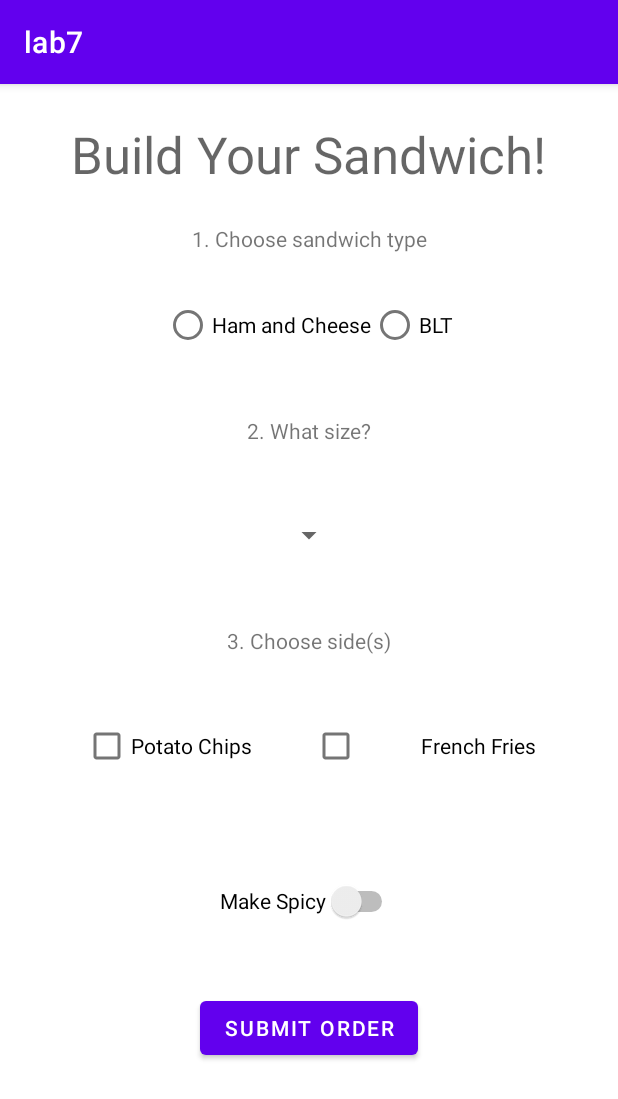
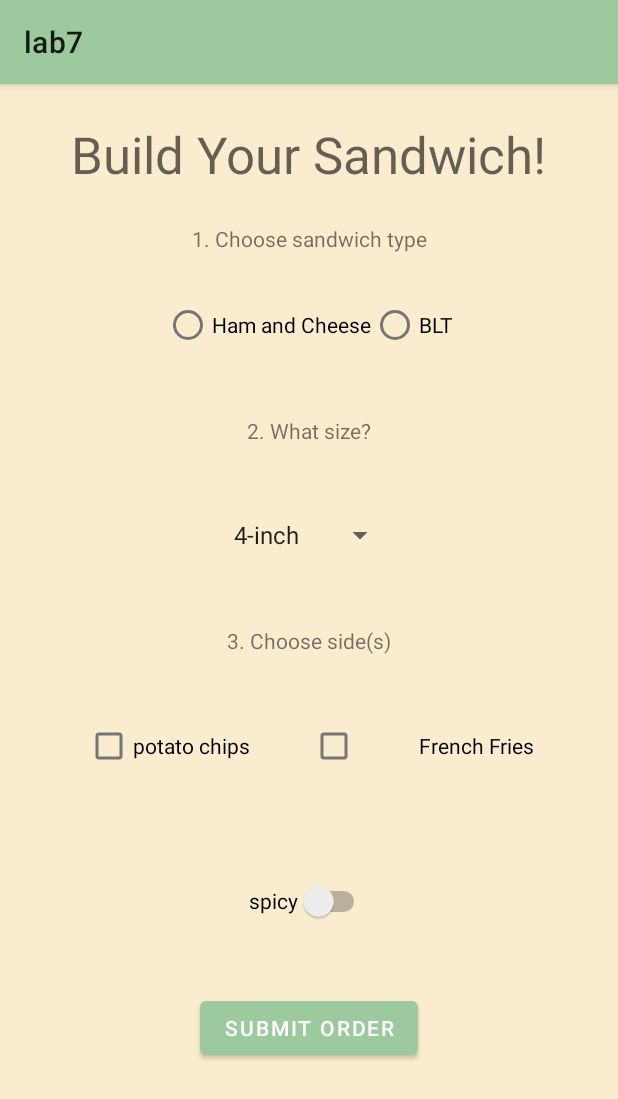
Before and after one commit to grace525/MAD-GraceGeer, an Android app: the screen it shows after launch (MainActivity), on a phone screen of 412 x 824 dp. Shown: the top 1099 px of the screen. Run offline under Robolectric (Android 15) with nearby library versions, the phone set to English and light mode, and no system bars.

Commit message:
Add files via upload

```diff
--- a/lab7/app/src/main/AndroidManifest.xml
+++ b/lab7/app/src/main/AndroidManifest.xml
@@ -8,7 +8,7 @@
         android:label="@string/app_name"
         android:roundIcon="@mipmap/ic_launcher_round"
         android:supportsRtl="true"
-        android:theme="@style/Theme.Lab7">
+        android:theme="@style/Theme.Sandwich">
         <activity
             android:name=".MainActivity"
             android:exported="true">
--- a/lab7/app/src/main/res/layout/activity_main.xml
+++ b/lab7/app/src/main/res/layout/activity_main.xml
@@ -24,6 +24,7 @@
         android:layout_width="wrap_content"
         android:layout_height="48dp"
         android:contentDescription="Pick Sandwich Size"
+        android:entries="@array/sandwichSize"
         app:layout_constraintBottom_toTopOf="@+id/sideTitle"
         app:layout_constraintEnd_toEndOf="parent"
         app:layout_constraintHorizontal_bias="0.5"
--- a/lab7/app/src/main/res/values/colors.xml
+++ b/lab7/app/src/main/res/values/colors.xml
@@ -8,11 +8,11 @@
     <color name="black">#FF000000</color>
     <color name="white">#FFFFFFFF</color>
 
-    <color name="blue">#63dbff</color>
-    <color name="yellow">#fceb7c</color>
-    <color name="pink">#fcb6fb</color>
+    <color name="blue">#9dc99e</color>
+    <color name="yellow">#de795d</color>
+    <color name="pink">#ffffff</color>
     <color name="orange">#fad398</color>
-    <color name="purple">#c998fa</color>
-    <color name="green">#dbffde</color>
+    <color name="purple">#6c916c</color>
+    <color name="green">#faeccf</color>
 
 </resources>
--- /dev/null
+++ b/lab7/app/src/main/res/values/sandwichSize.xml
@@ -0,0 +1,2 @@
+<?xml version="1.0" encoding="utf-8"?>
+<resources></resources>
--- /dev/null
+++ b/lab7/app/src/main/res/values/sizes.xml
@@ -0,0 +1,2 @@
+<?xml version="1.0" encoding="utf-8"?>
+<resources></resources>
--- a/lab7/app/src/main/res/values/strings.xml
+++ b/lab7/app/src/main/res/values/strings.xml
@@ -4,8 +4,17 @@
     <string name="type">1. Choose sandwich type</string>
     <string name="size">2. What size?</string>
     <string name="sides">3. Choose side(s)</string>
-    <string name="spice">Make Spicy</string>
+    <string name="spice">spicy</string>
     <string name="submit">Submit Order</string>
     <string name="endMessage" />
-    <string name="chips">Potato Chips</string>
+    <string name="chips">potato chips</string>
+
+
+    <string-array name="sandwichSize">
+        <item>4-inch</item>
+        <item>6-inch</item>
+        <item>12-inch</item>
+    </string-array>
+
+
 </resources>
```
